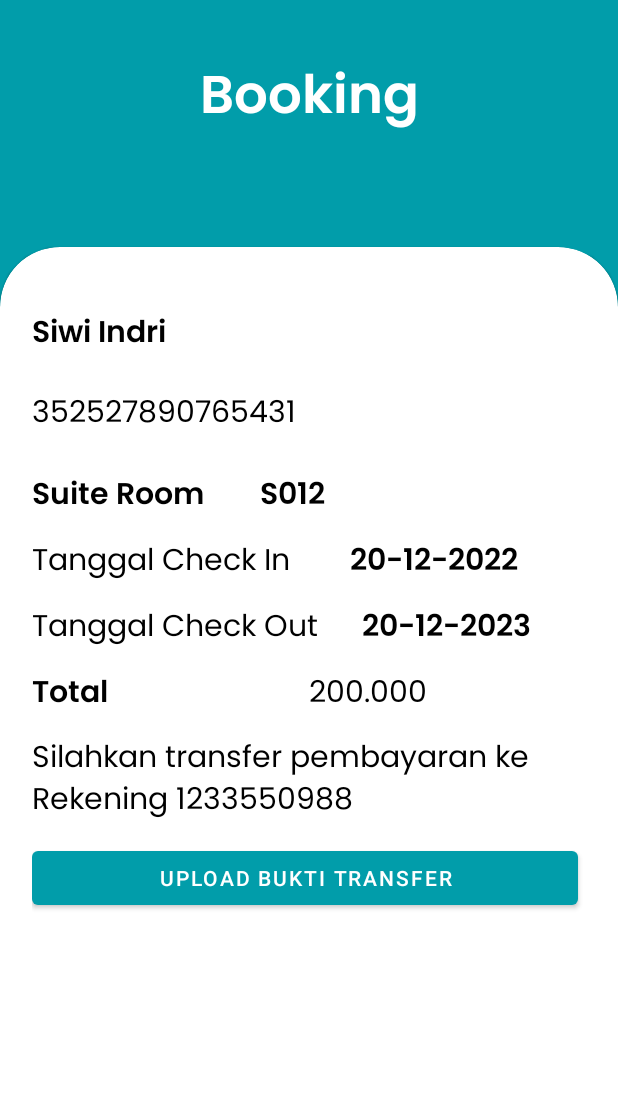
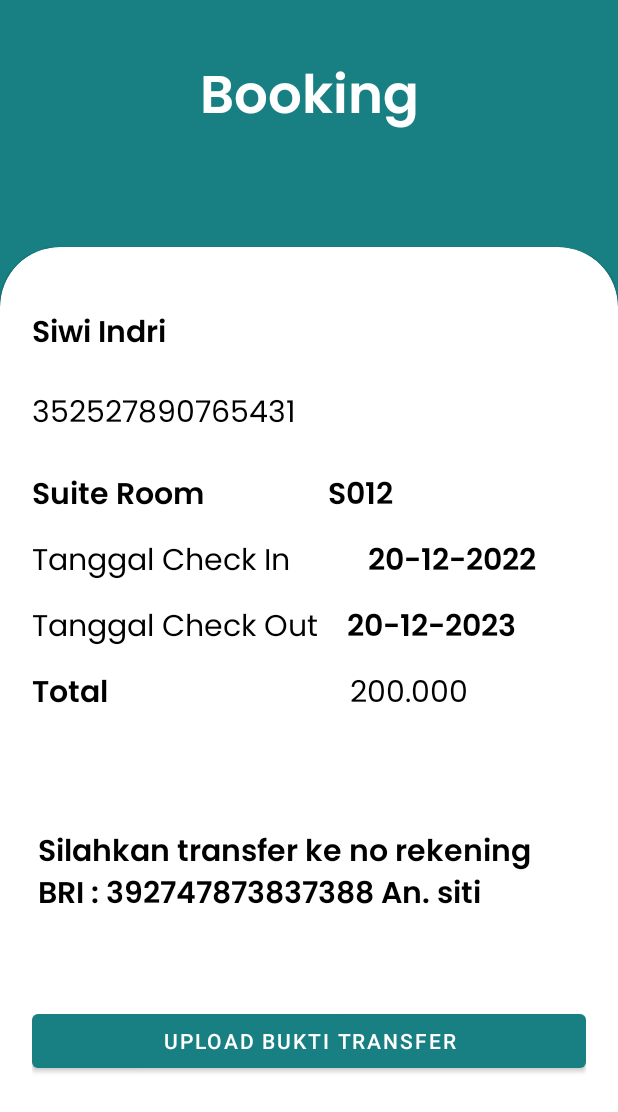
Before and after one commit to irmeliagst/GoHome_Mobile_S4, an Android app: the BookingActivity screen opened directly, with no data from a screen before it, on a phone screen of 412 x 824 dp. Shown: the top 1112 px of the screen. Run offline under Robolectric (Android 15) with nearby library versions, the phone set to English and light mode, and no system bars.

Commit message:
revisi dikit

```diff
--- a/app/src/main/AndroidManifest.xml
+++ b/app/src/main/AndroidManifest.xml
@@ -28,10 +28,6 @@
         android:theme="@style/Theme.GoHome_Mobile_S4"
         android:usesCleartextTraffic="true"
         tools:targetApi="31">
-        <activity
-            android:name=".BuktiTransferActivity"
-            android:theme="@style/Theme.GoHome_Mobile_S4.NoActionBar2"
-            android:exported="false" />
         <activity
             android:name=".BookingActivity"
             android:theme="@style/Theme.GoHome_Mobile_S4.NoActionBar2"
--- a/app/src/main/java/com/example/gohome_mobile_s4/BookingActivity.java
+++ b/app/src/main/java/com/example/gohome_mobile_s4/BookingActivity.java
@@ -53,7 +53,7 @@ public class BookingActivity extends AppCompatActivity {
                     PackageManager pm = getApplicationContext().getPackageManager();
                     pm.getPackageInfo("com.whatsapp", PackageManager.GET_ACTIVITIES);
                     Intent intent = new Intent(Intent.ACTION_VIEW);
-                    intent.setData(Uri.parse("https://wa.me/+6282127686455?text=Halo, ini pesan dari aplikasi saya."));
+                    intent.setData(Uri.parse("https://wa.me/+6282127686455?text=Halo, saya booking kamar ini bukti transfernya."));
                     startActivity(intent);
                 } catch (PackageManager.NameNotFoundException e) {
                     Toast.makeText(getApplicationContext(), "Aplikasi WhatsApp tidak terpasang.", Toast.LENGTH_SHORT).show();
--- a/app/src/main/res/layout/activity_booking.xml
+++ b/app/src/main/res/layout/activity_booking.xml
@@ -4,7 +4,7 @@
     xmlns:tools="http://schemas.android.com/tools"
     android:layout_width="match_parent"
     android:layout_height="match_parent"
-    android:background="@color/Primary"
+    android:background="#187F83"
     tools:context=".BookingActivity">
 
     <androidx.constraintlayout.widget.Guideline
@@ -70,16 +70,17 @@
                 app:layout_constraintStart_toStartOf="@+id/txt_nik"
                 app:layout_constraintTop_toBottomOf="@+id/txt_nik"
                 android:orientation="horizontal">
+
                 <TextView
                     android:id="@+id/txt_Jkamar"
-                    android:layout_width="120dp"
+                    android:layout_width="180dp"
                     android:layout_height="wrap_content"
                     android:layout_marginTop="10dp"
+                    android:layout_weight="1"
                     android:fontFamily="@font/semi_bold"
                     android:text="Suite Room"
                     android:textColor="@color/black"
-                    android:textSize="20sp"
-                    android:layout_weight="1"/>
+                    android:textSize="20sp" />
                 <TextView
                     android:id="@+id/txt_nomor"
                     android:layout_width="120dp"
@@ -98,16 +99,17 @@
                 app:layout_constraintStart_toStartOf="@+id/group2"
                 app:layout_constraintTop_toBottomOf="@+id/group2"
                 android:orientation="horizontal">
+
                 <TextView
                     android:id="@+id/txt_checkin"
-                    android:layout_width="120dp"
+                    android:layout_width="162dp"
                     android:layout_height="wrap_content"
                     android:layout_marginTop="10dp"
+                    android:layout_weight="1"
                     android:fontFamily="@font/regular"
                     android:text="Tanggal Check In"
                     android:textColor="@color/black"
-                    android:textSize="20sp"
-                    android:layout_weight="1"/>
+                    android:textSize="20sp" />
                 <TextView
                     android:id="@+id/tgl_checkin"
                     android:layout_width="120dp"
@@ -126,16 +128,17 @@
                 app:layout_constraintStart_toStartOf="@+id/group3"
                 app:layout_constraintTop_toBottomOf="@+id/group3"
                 android:orientation="horizontal">
+
                 <TextView
                     android:id="@+id/txt_checkout"
-                    android:layout_width="wrap_content"
+                    android:layout_width="171dp"
                     android:layout_height="wrap_content"
                     android:layout_marginTop="10dp"
+                    android:layout_weight="1"
                     android:fontFamily="@font/regular"
                     android:text="Tanggal Check Out"
                     android:textColor="@color/black"
-                    android:textSize="20sp"
-                    android:layout_weight="1"/>
+                    android:textSize="20sp" />
                 <TextView
                     android:id="@+id/tgl_checkout"
                     android:layout_width="120dp"
@@ -154,16 +157,17 @@
                 app:layout_constraintStart_toStartOf="@+id/group4"
                 app:layout_constraintTop_toBottomOf="@+id/group4"
                 android:orientation="horizontal">
+
                 <TextView
                     android:id="@+id/txt"
-                    android:layout_width="120dp"
+                    android:layout_width="175dp"
                     android:layout_height="wrap_content"
                     android:layout_marginTop="10dp"
+                    android:layout_weight="1"
                     android:fontFamily="@font/semi_bold"
                     android:text="Total"
                     android:textColor="@color/black"
-                    android:textSize="20sp"
-                    android:layout_weight="1"/>
+                    android:textSize="20sp" />
                 <TextView
                     android:id="@+id/txt_total"
                     android:layout_width="120dp"
@@ -175,29 +179,31 @@
                     android:textSize="20sp"
                     android:layout_weight="1"/>
             </LinearLayout>
+
             <TextView
                 android:id="@+id/note"
                 android:layout_width="wrap_content"
                 android:layout_height="wrap_content"
-                android:layout_marginTop="10dp"
-                android:fontFamily="@font/regular"
-                android:text="Silahkan transfer pembayaran ke Rekening 1233550988"
+                android:layout_marginStart="4dp"
+                android:layout_marginLeft="4dp"
+                android:layout_marginTop="72dp"
+                android:layout_weight="1"
+                android:fontFamily="@font/semi_bold"
+                android:text="Silahkan transfer ke no rekening BRI : 392747873837388 An. siti"
                 android:textColor="@color/black"
                 android:textSize="20sp"
-                android:layout_weight="1"
                 app:layout_constraintStart_toStartOf="@+id/group5"
-                app:layout_constraintTop_toBottomOf="@+id/group5"/>
+                app:layout_constraintTop_toBottomOf="@+id/group5" />
+
             <Button
                 android:id="@+id/btnTf"
                 android:layout_width="match_parent"
                 android:layout_height="wrap_content"
-                android:layout_marginTop="10dp"
+                android:layout_marginTop="56dp"
                 android:text="Upload Bukti Transfer"
-                app:backgroundTint="@color/Primary"
-                android:layout_marginRight="5dp"
+                app:backgroundTint="#187F83"
                 app:layout_constraintStart_toStartOf="@+id/note"
-                app:layout_constraintTop_toBottomOf="@+id/note"/>
-
+                app:layout_constraintTop_toBottomOf="@+id/note" />
 
 
         </androidx.constraintlayout.widget.ConstraintLayout>
--- a/app/src/main/res/layout/fragment_home.xml
+++ b/app/src/main/res/layout/fragment_home.xml
@@ -48,7 +48,7 @@
                     android:layout_height="wrap_content"
                     android:layout_marginTop="10dp"
                     android:text="Tanggal Checkin"
-                    app:backgroundTint="@color/Primary"
+                    app:backgroundTint="#187F83"
                     android:layout_weight="1"
                     android:textSize="15sp"
                     android:textAllCaps="false"
@@ -59,7 +59,7 @@
                     android:layout_height="wrap_content"
                     android:layout_marginTop="10dp"
                     android:text="Tanggal Checkout"
-                    app:backgroundTint="@color/Primary"
+                    app:backgroundTint="#187F83"
                     android:layout_weight="1"
                     android:textSize="15sp"
                     android:textAllCaps="false"
--- a/app/src/main/res/layout/transaksi_item.xml
+++ b/app/src/main/res/layout/transaksi_item.xml
@@ -4,12 +4,12 @@
     android:layout_height="wrap_content">
     <RelativeLayout
         android:layout_width="match_parent"
-        android:layout_height="180dp"
+        android:layout_height="165dp"
         android:background="#ffffff"
         android:layout_marginBottom="5dp">
         <ImageView
             android:id="@+id/imageview"
-            android:layout_width="180dp"
+            android:layout_width="165dp"
             android:scaleType="fitXY"
             android:layout_height="180dp"
             android:src="@drawable/imgsiti"/>
```
Also changed, not shown: app/src/main/java/com/example/gohome_mobile_s4/BuktiTransferActivity.java (deleted, +0 -64 lines), app/src/main/java/com/example/gohome_mobile_s4/RegisActivity.java (+12 -1 lines), app/src/main/res/layout/activity_buktitransfer.xml (deleted, +0 -33 lines).
